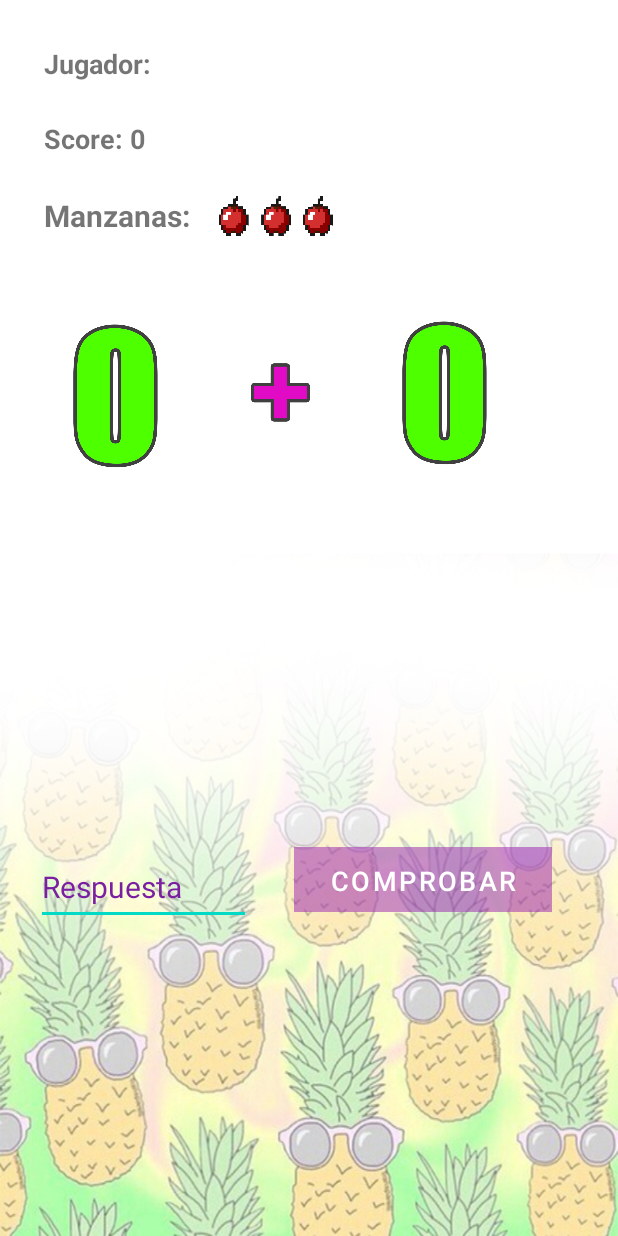
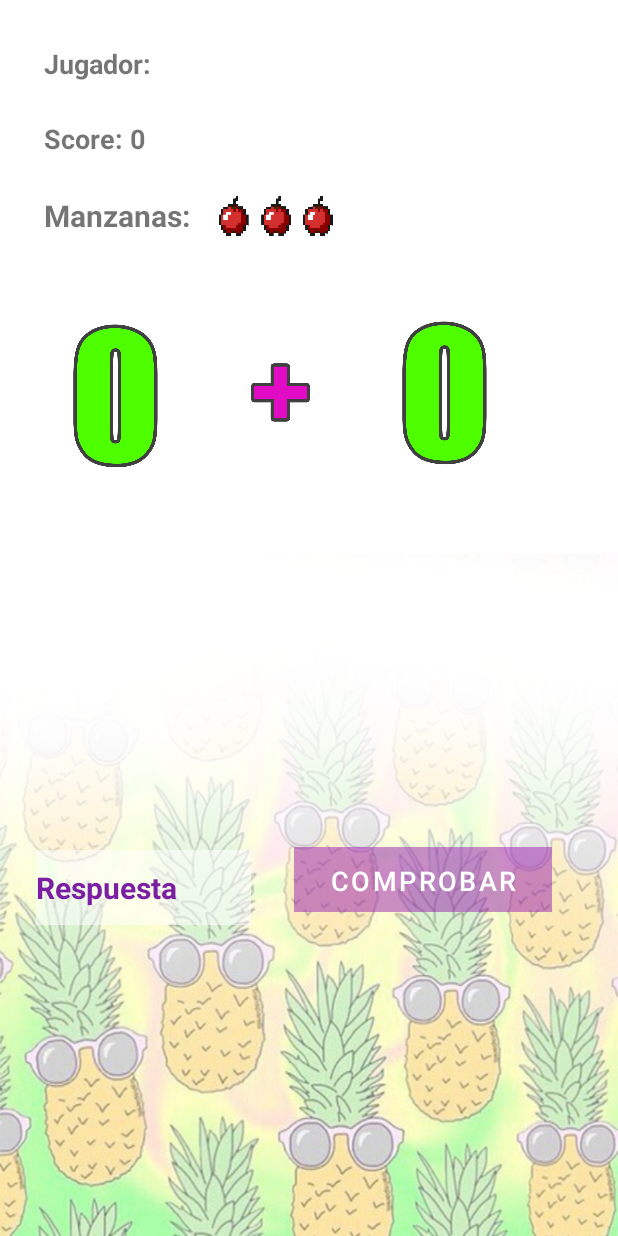
Before and after one commit to Flo-Olivieri/FrutiApp, an Android app: the layout activity_main2__nivel1.xml on its own in the app's theme, with its tools: preview values and no code run, on a phone screen of 412 x 824 dp. Run offline under Robolectric (Android 15) with nearby library versions, the phone set to English and light mode, and no system bars.

```diff
--- a/app/src/main/res/layout/activity_main.xml
+++ b/app/src/main/res/layout/activity_main.xml
@@ -40,7 +40,8 @@
         android:paddingRight="50dp"
         android:textColor="@color/primary"
         android:textColorHint="@color/primary_dark"
-        android:textSize="22sp" />
+        android:textSize="22sp"
+        android:textStyle="bold" />
 
     <Button
         android:id="@+id/button"
--- a/app/src/main/res/layout/activity_main2__nivel1.xml
+++ b/app/src/main/res/layout/activity_main2__nivel1.xml
@@ -116,11 +116,13 @@
         android:layout_marginLeft="24dp"
         android:layout_marginBottom="207dp"
         android:autofillHints=""
+        android:background="@drawable/fondoet"
         android:ems="10"
         android:hint="@string/et_respuesta"
         android:inputType="number"
         android:textColorHint="@color/primary_dark"
-        android:textSize="20sp" />
+        android:textSize="20sp"
+        android:textStyle="bold" />
 
     <Button
         android:id="@+id/button2"
```
